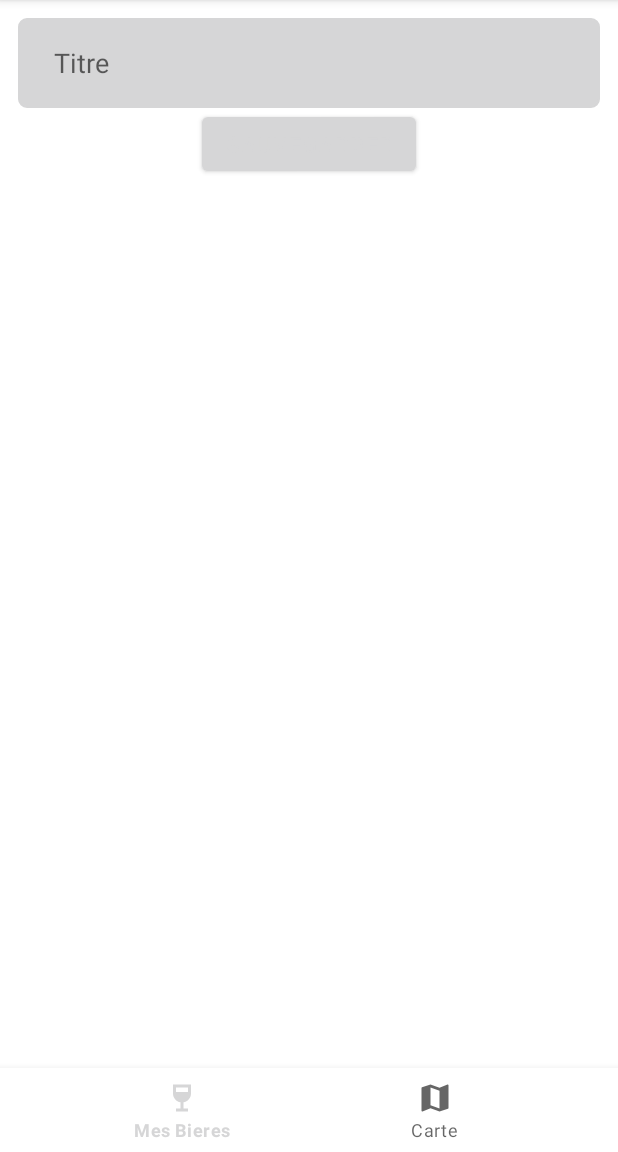
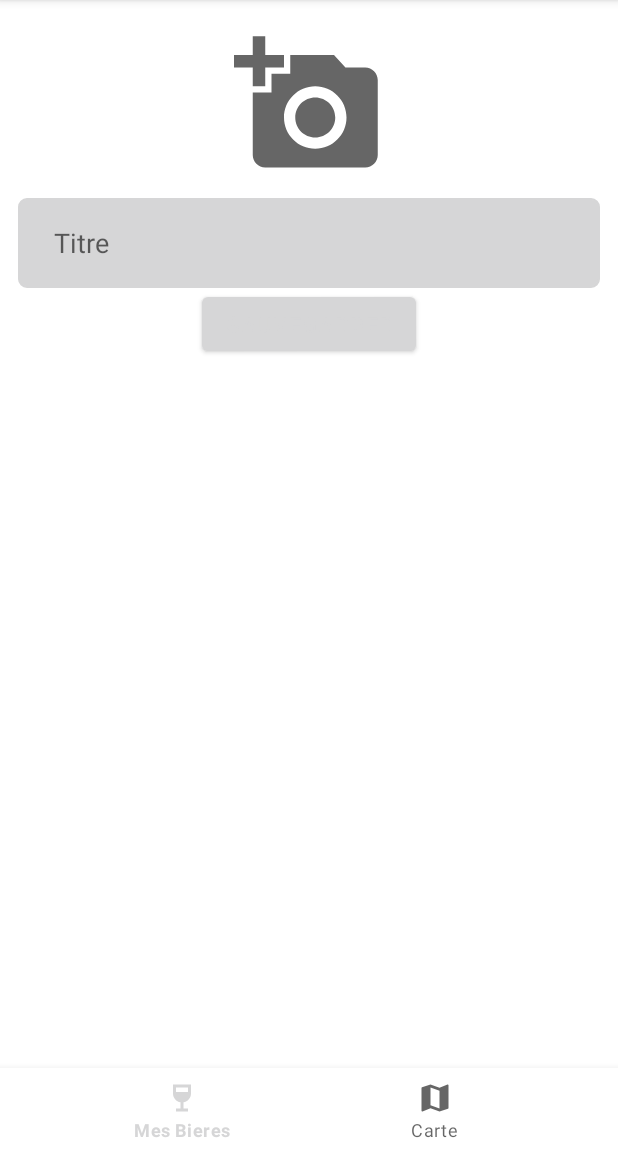
Before and after one commit to OzzOzzOzz/AAP, an Android app: the AddFragment screen opened through its navigation route, on a phone screen of 412 x 824 dp, the part 84-1236 px from its top. Run offline under Robolectric (Android 15) with nearby library versions, the phone set to English and light mode, and no system bars; our stand-ins replace navigation-ui; libraries missing offline, so code that uses them is left out: com.github.dhaval2404.imagepicker, com.vmadalin.easypermissions; 1 statement that could not run was skipped.

Commit message:
Image & Marker

```diff
--- a/app/src/main/AndroidManifest.xml
+++ b/app/src/main/AndroidManifest.xml
@@ -5,8 +5,10 @@
     <uses-permission android:name="android.permission.ACCESS_FINE_LOCATION" />
     <uses-permission android:name="android.permission.ACCESS_BACKGROUND_LOCATION"/>
     <uses-permission android:name="android.permission.FOREGROUND_SERVICE"/>
+    <uses-permission android:name="android.permission.CAMERA" />
 
     <application
+        android:requestLegacyExternalStorage="true"
         android:allowBackup="true"
         android:icon="@mipmap/ic_launcher"
         android:label="@string/app_name"
--- a/app/src/main/java/fr/iamissam/bieredex/data/BeerDatabase.kt
+++ b/app/src/main/java/fr/iamissam/bieredex/data/BeerDatabase.kt
@@ -6,7 +6,7 @@ import androidx.room.Room
 import androidx.room.RoomDatabase
 import fr.iamissam.bieredex.data.models.BeerData
 
-@Database(entities = [BeerData::class], version = 1, exportSchema = false)
+@Database(entities = [BeerData::class], version = 2, exportSchema = false)
 abstract class BeerDatabase : RoomDatabase() {
 
     abstract fun beerDao(): BeerDao
@@ -27,7 +27,9 @@ abstract class BeerDatabase : RoomDatabase() {
                     context.applicationContext,
                     BeerDatabase::class.java,
                     "beer_database"
-                ).build()
+                )
+                    .fallbackToDestructiveMigration()
+                    .build()
 
                 INSTANCE = instance
                 return instance
--- a/app/src/main/java/fr/iamissam/bieredex/data/models/BeerData.kt
+++ b/app/src/main/java/fr/iamissam/bieredex/data/models/BeerData.kt
@@ -1,5 +1,6 @@
 package fr.iamissam.bieredex.data.models
 
+import android.net.Uri
 import android.os.Parcelable
 import androidx.room.Entity
 import androidx.room.PrimaryKey
@@ -11,4 +12,5 @@ data class BeerData(
     @PrimaryKey(autoGenerate = true)
     var id: Int,
     var title: String,
+    var uri: String?
 ) : Parcelable
--- a/app/src/main/java/fr/iamissam/bieredex/data/viewmodel/BeerViewModel.kt
+++ b/app/src/main/java/fr/iamissam/bieredex/data/viewmodel/BeerViewModel.kt
@@ -1,4 +1,4 @@
-package fr.iamissam.bieredex.data.viewmodel
+    package fr.iamissam.bieredex.data.viewmodel
 
 import android.app.Application
 import androidx.lifecycle.AndroidViewModel
--- a/app/src/main/java/fr/iamissam/bieredex/ui/add/AddFragment.kt
+++ b/app/src/main/java/fr/iamissam/bieredex/ui/add/AddFragment.kt
@@ -1,5 +1,7 @@
 package fr.iamissam.bieredex.ui.add
 
+import android.app.Activity
+import android.net.Uri
 import android.os.Bundle
 import androidx.fragment.app.Fragment
 import android.view.LayoutInflater
@@ -8,17 +10,20 @@ import android.view.ViewGroup
 import android.widget.Toast
 import androidx.fragment.app.viewModels
 import androidx.navigation.fragment.findNavController
+import com.github.dhaval2404.imagepicker.ImagePicker
 import fr.iamissam.bieredex.R
 import fr.iamissam.bieredex.data.models.BeerData
 import fr.iamissam.bieredex.data.viewmodel.BeerViewModel
 import kotlinx.android.synthetic.main.fragment_add.*
 import kotlinx.android.synthetic.main.fragment_add.view.*
+import java.io.File
 
 
 class AddFragment : Fragment() {
 
     private val beerViewModel: BeerViewModel by viewModels()
 
+    private var uri: Uri? = null
 
     override fun onCreateView(
         inflater: LayoutInflater, container: ViewGroup?,
@@ -27,6 +32,26 @@ class AddFragment : Fragment() {
         val view =  inflater.inflate(R.layout.fragment_add, container, false)
 
         view.save_btn.setOnClickListener { insertDataToDb() }
+
+        view.iv_add_photo.setOnClickListener {
+            ImagePicker.with(requireActivity())
+                .galleryOnly()
+                .compress(1024)
+                .maxResultSize(1080, 1080)
+                .start { resultCode, data ->
+                    if (resultCode == Activity.RESULT_OK) {
+                        //Image Uri will not be null for RESULT_OK
+                        val fileUri = data?.data
+                        view.iv_add_photo.setImageURI(fileUri)
+                        uri = fileUri
+                        view.iv_add_photo.background.alpha = 0
+                    } else if (resultCode == ImagePicker.RESULT_ERROR) {
+                        Toast.makeText(context, ImagePicker.getError(data), Toast.LENGTH_SHORT).show()
+                    } else {
+                        Toast.makeText(context, "Task Cancelled", Toast.LENGTH_SHORT).show()
+                    }
+                }
+        }
 
         return view
     }
@@ -38,6 +63,7 @@ class AddFragment : Fragment() {
             val newData = BeerData(
                 0,
                 mTitle,
+                uri?.toString()
             )
 
             beerViewModel.insertData(newData)
--- a/app/src/main/java/fr/iamissam/bieredex/ui/list/ListAdapter.kt
+++ b/app/src/main/java/fr/iamissam/bieredex/ui/list/ListAdapter.kt
@@ -14,6 +14,7 @@ class ListAdapter : RecyclerView.Adapter<ListAdapter.MyViewHolder>() {
         RecyclerView.ViewHolder(binding.root) {
         fun bind(beerData: BeerData) {
             binding.beerData = beerData
+            //binding.ivBeer.alpha = if (beerData.uri == null) 1f else 0f
             binding.executePendingBindings()
         }
         companion object {
--- /dev/null
+++ b/app/src/main/res/drawable/ic_photo.xml
@@ -0,0 +1,10 @@
+<vector xmlns:android="http://schemas.android.com/apk/res/android"
+    android:width="24dp"
+    android:height="24dp"
+    android:viewportWidth="24"
+    android:viewportHeight="24"
+    android:tint="?attr/colorControlNormal">
+  <path
+      android:fillColor="@android:color/white"
+      android:pathData="M3,4V1h2v3h3v2H5v3H3V6H0V4H3zM6,10V7h3V4h7l1.83,2H21c1.1,0 2,0.9 2,2v12c0,1.1 -0.9,2 -2,2H5c-1.1,0 -2,-0.9 -2,-2V10H6zM13,19c2.76,0 5,-2.24 5,-5s-2.24,-5 -5,-5s-5,2.24 -5,5S10.24,19 13,19zM9.8,14c0,1.77 1.43,3.2 3.2,3.2s3.2,-1.43 3.2,-3.2s-1.43,-3.2 -3.2,-3.2S9.8,12.23 9.8,14z"/>
+</vector>
--- a/app/src/main/res/layout/fragment_add.xml
+++ b/app/src/main/res/layout/fragment_add.xml
@@ -5,6 +5,16 @@
     android:layout_height="match_parent"
     xmlns:app="http://schemas.android.com/apk/res-auto"
     tools:context=".ui.add.AddFragment">
+
+    <ImageView
+        android:id="@+id/iv_add_photo"
+        android:layout_width="100dp"
+        android:layout_height="100dp"
+        app:layout_constraintTop_toTopOf="parent"
+        app:layout_constraintStart_toStartOf="parent"
+        app:layout_constraintEnd_toEndOf="parent"
+        android:layout_margin="20dp"
+        android:background="@drawable/ic_photo" />
 
     <EditText
         android:id="@+id/title_et"
@@ -18,7 +28,7 @@
         android:paddingHorizontal="24dp"
         app:layout_constraintEnd_toEndOf="parent"
         app:layout_constraintStart_toStartOf="parent"
-        app:layout_constraintTop_toTopOf="parent" />
+        app:layout_constraintTop_toBottomOf="@id/iv_add_photo" />
 
     <com.google.android.material.button.MaterialButton
         android:id="@+id/save_btn"
--- a/app/src/main/res/layout/row_layout.xml
+++ b/app/src/main/res/layout/row_layout.xml
@@ -29,6 +29,7 @@
                 android:layout_width="50dp"
                 android:layout_height="50dp"
                 android:layout_marginStart="4dp"
+                android:fromUri="@{beerData.uri}"
                 android:background="@drawable/beer"
                 android:scaleType="centerCrop"
                 app:layout_constraintBottom_toBottomOf="parent"
--- a/build.gradle
+++ b/build.gradle
@@ -20,6 +20,7 @@ allprojects {
     repositories {
         google()
         jcenter()
+        maven { url "https://jitpack.io" }
     }
 }
 
```
Also changed, not shown: app/build.gradle (+7 -0 lines), app/src/main/java/fr/iamissam/bieredex/ui/BindingAdapters.kt (+13 -0 lines), app/src/main/java/fr/iamissam/bieredex/ui/map/MapFragment.kt (+14 -0 lines), app/src/main/java/fr/iamissam/bieredex/ui/map/MapViewModel.kt (added, +30 -0 lines).
